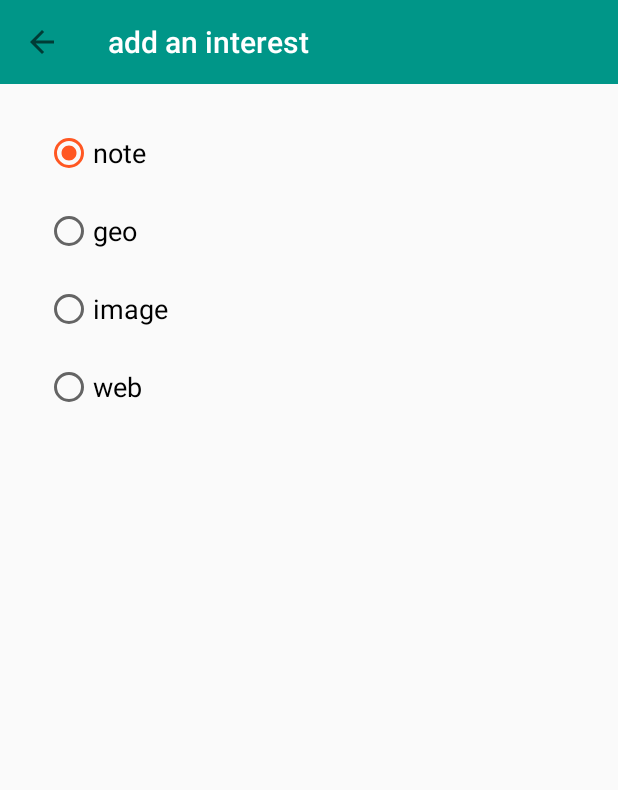
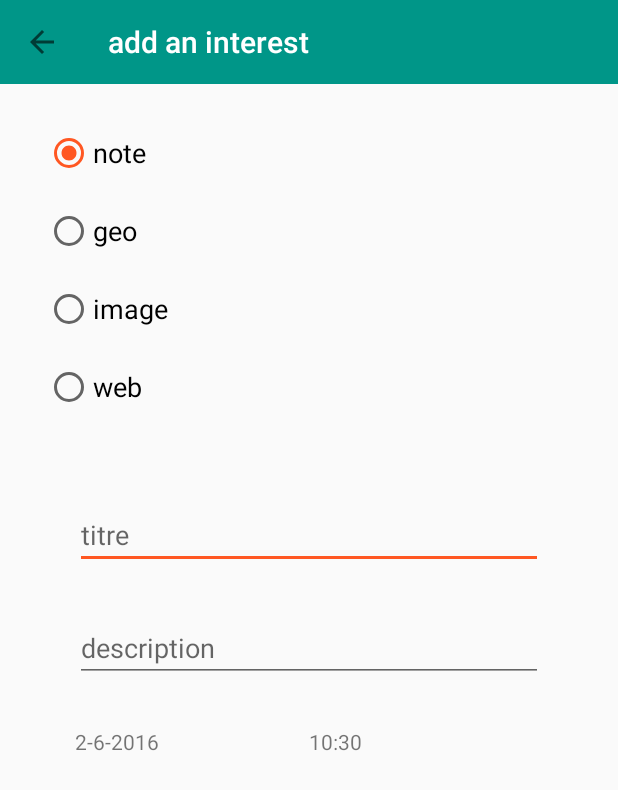
Before and after one commit to ob21/tripstori, an Android app: the AddInterestActivity screen opened directly, with no data from a screen before it, on a phone screen of 412 x 824 dp. Shown: the top 790 px of the screen. Run offline under Robolectric (Android 15) with nearby library versions, the phone set to English and light mode, and no system bars; network calls fail.

Commit message:
Add date and time picker in addinterest activity

```diff
--- a/app/src/main/AndroidManifest.xml
+++ b/app/src/main/AndroidManifest.xml
@@ -25,7 +25,8 @@
         </activity>
         <activity
             android:name="com.colibri.tripstori.activities.AddInterestActivity"
-            android:label="@string/app_name" >
+            android:label="@string/app_name"
+            android:windowSoftInputMode="adjustPan">
         </activity>
     </application>
 
--- a/app/src/main/java/com/colibri/tripstori/activities/AddInterestActivity.java
+++ b/app/src/main/java/com/colibri/tripstori/activities/AddInterestActivity.java
@@ -1,25 +1,40 @@
 package com.colibri.tripstori.activities;
 
+import android.app.DatePickerDialog;
+import android.app.TimePickerDialog;
 import android.os.Bundle;
 import android.support.v7.widget.Toolbar;
 import android.view.MenuItem;
 import android.view.View;
+import android.widget.DatePicker;
+import android.widget.EditText;
 import android.widget.RadioButton;
 import android.widget.RadioGroup;
+import android.widget.TextView;
+import android.widget.TimePicker;
 
 import com.colibri.tripstori.R;
 import com.colibri.tripstori.TSApp;
 import com.colibri.tripstori.model.Interest;
 
+import java.util.Calendar;
+
 /**
  * Created by OPOB7414 on 02/06/2016.
  */
-public class AddInterestActivity extends TSActivity  {
+public class AddInterestActivity extends TSActivity implements View.OnClickListener {
 
     public final static String CHOICE = "choice";
     private static final String TAG = "AddInterestActivity";
 
     private int mChoice;
+    private TextView mEditDate;
+    private TextView mEditTime;
+    private int mYear;
+    private int mMonth;
+    private int mDay;
+    private int mHour;
+    private int mMinute;
 
     @Override
     protected void onCreate(Bundle savedInstanceState) {
@@ -54,6 +69,22 @@ public class AddInterestActivity extends TSActivity  {
                 break;
         }
 
+        mEditDate = (TextView) findViewById(R.id.textview_date);
+        mEditDate.setOnClickListener(this);
+        mEditTime = (TextView) findViewById(R.id.textview_time);
+        mEditTime.setOnClickListener(this);
+
+        // Get Current Date
+        final Calendar c = Calendar.getInstance();
+        mYear = c.get(Calendar.YEAR);
+        mMonth = c.get(Calendar.MONTH);
+        mDay = c.get(Calendar.DAY_OF_MONTH);
+        mHour = c.get(Calendar.HOUR_OF_DAY);
+        mMinute = c.get(Calendar.MINUTE);
+
+        mEditDate.setText(mDay + "-" + (mMonth + 1) + "-" + mYear);
+        mEditTime.setText(mHour + ":" + mMinute);
+
     }
 
     @Override
@@ -86,4 +117,55 @@ public class AddInterestActivity extends TSActivity  {
                     break;
         }
     }
+
+    @Override
+    public void onClick(View v) {
+
+        if (v == mEditDate) {
+
+            // Get Current Date
+            final Calendar c = Calendar.getInstance();
+            mYear = c.get(Calendar.YEAR);
+            mMonth = c.get(Calendar.MONTH);
+            mDay = c.get(Calendar.DAY_OF_MONTH);
+
+
+            DatePickerDialog datePickerDialog = new DatePickerDialog(this,
+                    new DatePickerDialog.OnDateSetListener() {
+
+                        @Override
+                        public void onDateSet(DatePicker view, int year,
+                                              int monthOfYear, int dayOfMonth) {
+
+                            mEditDate.setText(dayOfMonth + "-" + (monthOfYear + 1) + "-" + year);
+
+                        }
+                    }, mYear, mMonth, mDay);
+            datePickerDialog.show();
+
+        }
+
+        if (v == mEditTime) {
+
+            // Get Current Time
+            final Calendar c = Calendar.getInstance();
+            mHour = c.get(Calendar.HOUR_OF_DAY);
+            mMinute = c.get(Calendar.MINUTE);
+
+            // Launch Time Picker Dialog
+            TimePickerDialog timePickerDialog = new TimePickerDialog(this,
+                    new TimePickerDialog.OnTimeSetListener() {
+
+                        @Override
+                        public void onTimeSet(TimePicker view, int hourOfDay,
+                                              int minute) {
+
+                            mEditTime.setText(hourOfDay + ":" + minute);
+                        }
+                    }, mHour, mMinute, false);
+            timePickerDialog.show();
+        }
+
+
+    }
 }
--- a/app/src/main/res/layout/activity_addinterest.xml
+++ b/app/src/main/res/layout/activity_addinterest.xml
@@ -45,5 +45,66 @@
             android:onClick="onRadioButtonClicked"/>
     </RadioGroup>
 
+    <EditText
+        android:id="@+id/edittext_title"
+        android:layout_width="fill_parent"
+        android:layout_height="wrap_content"
+        android:layout_marginTop="30dp"
+        android:layout_marginLeft="50dp"
+        android:layout_marginRight="50dp"
+        android:lines="2"
+        android:minLines="1"
+        android:maxLines="2"
+        android:scrollHorizontally="false"
+        android:scrollbars="vertical"
+        android:singleLine="false"
+        android:maxLength="50"
+        android:hint="@string/input_title_default"
+        android:text="@string/input_title"
+        android:inputType="textMultiLine" />
+
+    <EditText
+        android:id="@+id/edittext_text"
+        android:layout_width="fill_parent"
+        android:layout_height="wrap_content"
+        android:layout_marginTop="30dp"
+        android:layout_marginLeft="50dp"
+        android:layout_marginRight="50dp"
+        android:lines="3"
+        android:minLines="1"
+        android:maxLines="4"
+        android:scrollHorizontally="false"
+        android:scrollbars="vertical"
+        android:singleLine="false"
+        android:maxLength="200"
+        android:hint="@string/input_text_default"
+        android:text="@string/input_text"
+        android:inputType="textMultiLine" />
+
+    <LinearLayout
+        android:orientation="horizontal"
+        android:layout_width="wrap_content"
+        android:layout_height="wrap_content">
+
+        <TextView
+            android:id="@+id/textview_date"
+            android:layout_width="fill_parent"
+            android:layout_height="wrap_content"
+            android:layout_marginTop="30dp"
+            android:layout_marginLeft="50dp"
+            android:layout_marginRight="50dp"
+            android:hint="@string/input_date_default"/>
+
+        <TextView
+            android:id="@+id/textview_time"
+            android:layout_width="fill_parent"
+            android:layout_height="wrap_content"
+            android:layout_marginTop="30dp"
+            android:layout_marginLeft="50dp"
+            android:layout_marginRight="50dp"
+            android:hint="@string/input_time_default"/>
+
+    </LinearLayout>
+
 
 </LinearLayout>
--- a/app/src/main/res/values/strings.xml
+++ b/app/src/main/res/values/strings.xml
@@ -18,4 +18,13 @@
     <string name="action_about">About</string>
 
     <string name="add_activity_title">add an interest</string>
+    <string name="input_title_default">titre</string>
+    <string name="input_title"></string>
+    <string name="input_text_default">description</string>
+    <string name="input_text"></string>
+    <string name="input_date_default">date</string>
+    <string name="input_date"></string>
+    <string name="input_time_default">time</string>
+    <string name="input_time"></string>
+
 </resources>
```
